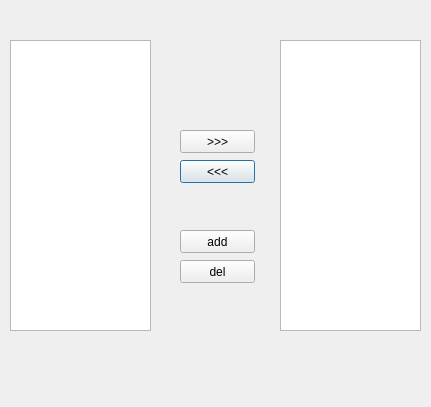
Before: the Qt Designer form main.ui in leenuu/file-encryption, drawn with Qt 5.
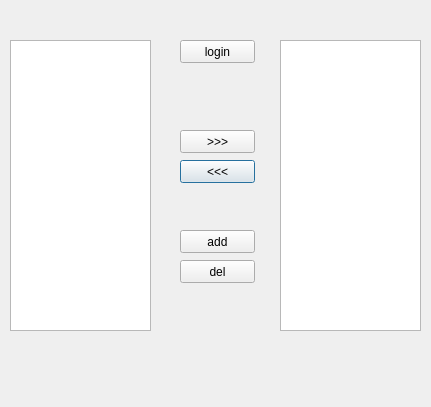
After: the same form once the commit is applied.

Patch:
```diff
--- a/main.ui
+++ b/main.ui
@@ -85,6 +85,19 @@
     <string>add</string>
    </property>
   </widget>
+  <widget class="QPushButton" name="login">
+   <property name="geometry">
+    <rect>
+     <x>180</x>
+     <y>40</y>
+     <width>75</width>
+     <height>23</height>
+    </rect>
+   </property>
+   <property name="text">
+    <string>login</string>
+   </property>
+  </widget>
  </widget>
  <resources/>
  <connections/>
```
